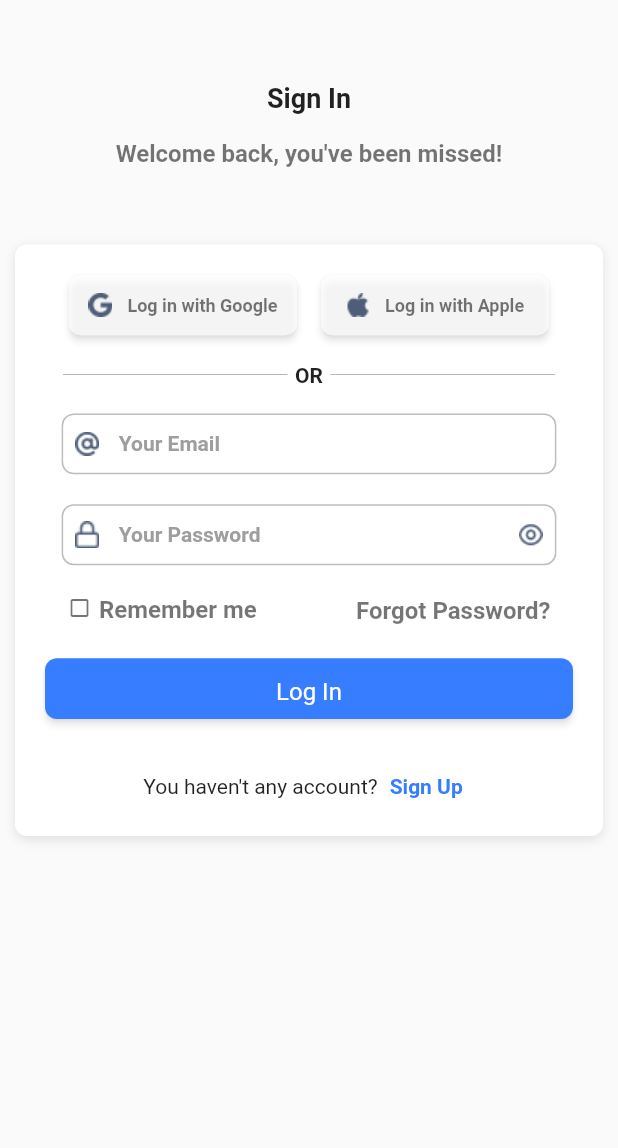
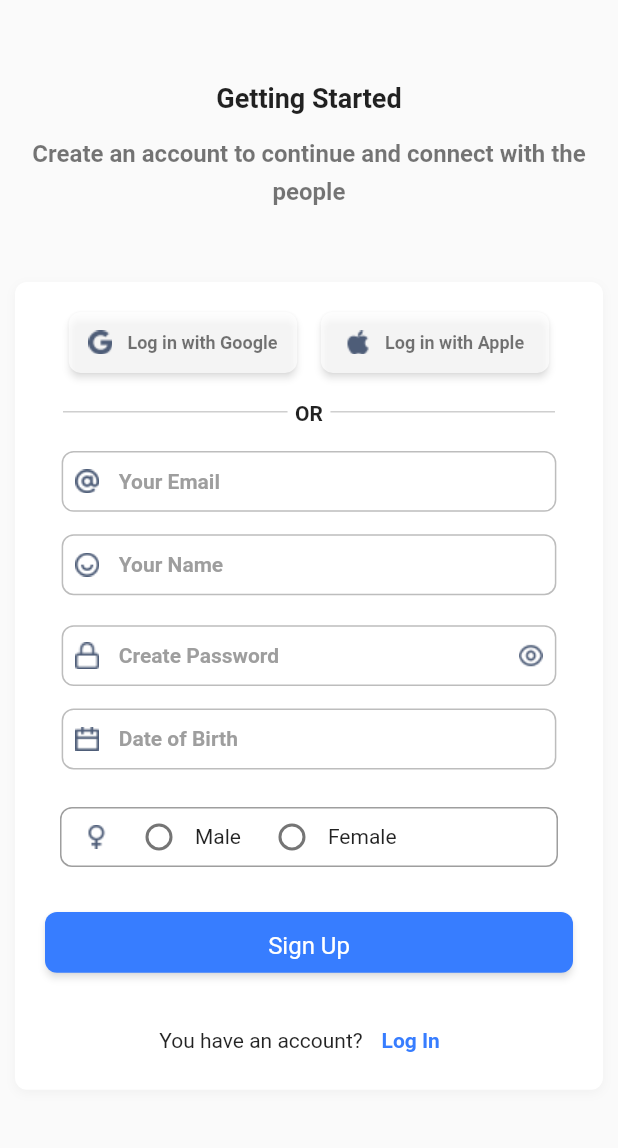
Before and after one commit to Biggo111/social_feed_task, a Flutter app: the screen it shows after launch, after a tap on "Sign Up", on a phone screen of 412 x 824 dp, the part 54-1202 px from its top. Run offline on Flutter 3.47's test engine with Material 3 defaults, Android fonts, the phone set to English and light mode, and no system bars; our stand-ins replace dio, flutter_riverpod, fluttertoast, get_it, logger, shared_preferences.

Commit message:
sign up screen

```diff
--- a/lib/core/constants/asset_path.dart
+++ b/lib/core/constants/asset_path.dart
@@ -8,4 +8,9 @@ class AssetPath {
 
   static const String showPasswordIcon = 'assets/images/icons/show_password_icon.png';
   static const String hidePasswordIcon = 'assets/images/icons/hide_password_icon.png';
+
+  static const String nameIcon = 'assets/images/icons/name_icon.png';
+  static const String calendarIcon = 'assets/images/icons/calendar_icon.png';
+  static const String maleIcon = 'assets/images/icons/male_icon.png';
+  static const String femaleIcon = 'assets/images/icons/female_icon.png';
 }
--- a/lib/features/authentication/presentation/screens/login_screen.dart
+++ b/lib/features/authentication/presentation/screens/login_screen.dart
@@ -1,3 +1,4 @@
+import 'package:flutter/cupertino.dart';
 import 'package:flutter/material.dart';
 import 'package:flutter_riverpod/flutter_riverpod.dart';
 import 'package:social_feed_task/core/constants/asset_path.dart';
@@ -6,6 +7,7 @@ import 'package:social_feed_task/core/global_components/buttons/k_button.dart';
 import 'package:social_feed_task/core/global_components/buttons/k_drop_down_button.dart';
 import 'package:social_feed_task/core/global_components/text_fields/k_text_field.dart';
 import 'package:social_feed_task/core/global_components/text_styles/app_fons.dart';
+import 'package:social_feed_task/features/authentication/presentation/screens/signup_screen.dart';
 import 'package:social_feed_task/features/authentication/presentation/viewmodels/auth_viewmodel.dart';
 
 class LoginScreen extends ConsumerStatefulWidget {
@@ -80,7 +82,7 @@ class _LoginScreenState extends ConsumerState<LoginScreen> {
                     color: AppColors.white,
                     boxShadow: [
                       BoxShadow(
-                        color: AppColors.black.withOpacity(0.1),
+                        color: AppColors.grey.withOpacity(0.1),
                         blurRadius: 5,
                         offset: const Offset(0, 2),
                       )
@@ -204,7 +206,9 @@ class _LoginScreenState extends ConsumerState<LoginScreen> {
                         children: [
                           Text("You haven't any account?", style: AppFonts.bodyMedium),
                           TextButton(
-                            onPressed: (){},
+                            onPressed: (){
+                              Navigator.push(context, CupertinoPageRoute(builder: (context) => const SignUpScreen()));
+                            },
                             child: Text("Sign Up", style: AppFonts.bodyMedium.copyWith(color: AppColors.blue, fontWeight: FontWeight.w800)),
                           ),
                         ],
--- /dev/null
+++ b/lib/features/authentication/presentation/screens/signup_screen.dart
@@ -0,0 +1,298 @@
+import 'package:flutter/cupertino.dart';
+import 'package:flutter/material.dart';
+import 'package:flutter_riverpod/flutter_riverpod.dart';
+import 'package:social_feed_task/core/constants/asset_path.dart';
+import 'package:social_feed_task/core/constants/colors_palette.dart';
+import 'package:social_feed_task/core/global_components/buttons/k_button.dart';
+import 'package:social_feed_task/core/global_components/buttons/k_drop_down_button.dart';
+import 'package:social_feed_task/core/global_components/text_fields/k_text_field.dart';
+import 'package:social_feed_task/core/global_components/text_styles/app_fons.dart';
+import 'package:social_feed_task/features/authentication/presentation/screens/login_screen.dart';
+
+class SignUpScreen extends ConsumerStatefulWidget {
+  const SignUpScreen({super.key});
+
+  @override
+  ConsumerState<ConsumerStatefulWidget> createState() => _SignUpScreenState();
+}
+
+class _SignUpScreenState extends ConsumerState<SignUpScreen> {
+  TextEditingController emailController = TextEditingController();
+  TextEditingController passwordController = TextEditingController();
+  String selectedValue = 'English';
+  String? _selectedGender;
+
+  @override
+  Widget build(BuildContext context) {
+    return Scaffold(
+      body: SafeArea(
+        child: Padding(
+          padding: const EdgeInsets.all(10.0),
+          child: SingleChildScrollView(
+            child: Column(
+              mainAxisAlignment: MainAxisAlignment.start,
+              children: [
+                Row(
+                  mainAxisAlignment: MainAxisAlignment.spaceBetween,
+                  children: [
+                    Row(
+                      crossAxisAlignment: CrossAxisAlignment.start,
+                      children: [
+                        Image.asset(AssetPath.meetmaxLogo, fit: BoxFit.contain),
+                        const SizedBox(width: 5),
+                        Text("MeetMax",
+                            style: AppFonts.bodyRegular12.copyWith(
+                                color: AppColors.black,
+                                fontWeight: FontWeight.w800,
+                                fontSize: 16)),
+                      ],
+                    ),
+                    KDropdownButton(
+                      value: selectedValue,
+                      items: [
+                        DropdownMenuItem(
+                            value: 'English',
+                            child:
+                                Text('Option 1', style: AppFonts.bodyRegular)),
+                        DropdownMenuItem(
+                            value: 'Bangla',
+                            child:
+                                Text('Option 2', style: AppFonts.bodyRegular)),
+                        DropdownMenuItem(
+                            value: 'German',
+                            child:
+                                Text('Option 3', style: AppFonts.bodyRegular)),
+                      ],
+                      onChanged: (value) {
+                        setState(() {
+                          selectedValue = value!;
+                        });
+                      },
+                      width: 200.0,
+                      height: 25.0,
+                      backgroundColor: Colors.white,
+                      textStyle: AppFonts.bodyRegular,
+                      borderColor: AppColors.white,
+                      hint: selectedValue,
+                    )
+                  ],
+                ),
+                const SizedBox(height: 50),
+                Text("Getting Started", style: AppFonts.heading3Bold),
+                const SizedBox(height: 10),
+                Text(
+                    "Create an account to continue and connect with the people",
+                    textAlign: TextAlign.center,
+                    style: AppFonts.bodyBold
+                        .copyWith(color: AppColors.black54, fontSize: 16)),
+                const SizedBox(height: 50),
+                Container(
+                  padding:
+                      const EdgeInsets.symmetric(horizontal: 20, vertical: 10),
+                  decoration: BoxDecoration(
+                    color: AppColors.white,
+                    boxShadow: [
+                      BoxShadow(
+                        color: AppColors.grey.withOpacity(0.1),
+                        blurRadius: 5,
+                        offset: const Offset(0, 2),
+                      )
+                    ],
+                    borderRadius: BorderRadius.circular(8),
+                  ),
+                  child: Column(
+                    children: [
+                      const SizedBox(height: 10),
+                      Row(
+                        mainAxisAlignment: MainAxisAlignment.spaceEvenly,
+                        children: [
+                          KButton(
+                            text: 'Log in with Google',
+                            onPressed: () {},
+                            width: 300,
+                            height: 40,
+                            padding: const EdgeInsets.symmetric(horizontal: 10),
+                            icon: Image.asset(AssetPath.googleIcon,
+                                width: 16, fit: BoxFit.contain),
+                            textStyle: AppFonts.bodyBold.copyWith(
+                                color: AppColors.black54,
+                                fontSize: 12,
+                                fontWeight: FontWeight.bold),
+                            backgroundColor: AppColors.white70,
+                          ),
+                          KButton(
+                            text: 'Log in with Apple',
+                            onPressed: () {},
+                            width: 300,
+                            height: 40,
+                            padding: const EdgeInsets.symmetric(horizontal: 10),
+                            icon: Image.asset(AssetPath.appleIcon,
+                                width: 16, fit: BoxFit.contain),
+                            textStyle: AppFonts.bodyBold.copyWith(
+                                color: AppColors.black54,
+                                fontSize: 12,
+                                fontWeight: FontWeight.bold),
+                            backgroundColor: AppColors.white70,
+                          )
+                        ],
+                      ),
+                      const SizedBox(height: 15),
+                      Row(
+                        children: [
+                          Expanded(
+                            child: Divider(
+                              color: AppColors.grey,
+                              thickness: 0.5,
+                              indent: 12,
+                              endIndent: 5,
+                            ),
+                          ),
+                          Text("OR", style: AppFonts.bodyBold),
+                          Expanded(
+                            child: Divider(
+                              color: AppColors.grey,
+                              thickness: 0.5,
+                              indent: 5,
+                              endIndent: 12,
+                            ),
+                          ),
+                        ],
+                      ),
+                      const SizedBox(height: 15),
+                      KTextField(
+                        width: 650,
+                        height: 40,
+                        hintText: 'Your Email',
+                        controller: emailController,
+                        keyboardType: TextInputType.emailAddress,
+                        borderColor: AppColors.black26,
+                        textStyle: AppFonts.bodyBold,
+                        icon: Image.asset(AssetPath.mailIcon,
+                            width: 16, fit: BoxFit.contain),
+                      ),
+                      const SizedBox(height: 15),
+                      KTextField(
+                        width: 650,
+                        height: 40,
+                        hintText: 'Your Name',
+                        controller: emailController,
+                        keyboardType: TextInputType.emailAddress,
+                        borderColor: AppColors.black26,
+                        textStyle: AppFonts.bodyBold,
+                        icon: Image.asset(AssetPath.nameIcon,
+                            width: 16, fit: BoxFit.contain),
+                      ),
+                      const SizedBox(height: 20),
+                      KTextField(
+                        width: 650,
+                        height: 40,
+                        hintText: 'Create Password',
+                        controller: passwordController,
+                        keyboardType: TextInputType.emailAddress,
+                        textStyle: AppFonts.bodyBold,
+                        borderColor: AppColors.black26,
+                        icon: Image.asset(AssetPath.lockIcon,
+                            width: 16, fit: BoxFit.contain),
+                        showPassword: true,
+                        // obscureText: authState.passwordVisible,
+                        // onTogglePasswordVisibility: authController.togglePasswordVisibility,
+                      ),
+                      const SizedBox(height: 15),
+                      KTextField(
+                        width: 650,
+                        height: 40,
+                        hintText: 'Date of Birth',
+                        controller: emailController,
+                        keyboardType: TextInputType.emailAddress,
+                        borderColor: AppColors.black26,
+                        textStyle: AppFonts.bodyBold,
+                        icon: Image.asset(AssetPath.calendarIcon,
+                            width: 16, fit: BoxFit.contain),
+                      ),
+                      const SizedBox(height: 15),
+                      Padding(
+                        padding: const EdgeInsets.all(10.0),
+                        child: Container(
+                            width: 650,
+                            height: 40,
+                            decoration: BoxDecoration(
+                              border: Border.all(color: AppColors.grey),
+                              borderRadius: BorderRadius.circular(8),
+                            ),
+                            child: Padding(
+                              padding:
+                                  const EdgeInsets.symmetric(horizontal: 15),
+                              child: Row(
+                                children: [
+                                  Image.asset(_selectedGender=='Male' ? AssetPath.maleIcon : AssetPath.femaleIcon,
+                                      width: 16, fit: BoxFit.contain),
+                                  const SizedBox(width: 10),
+                                  Row(
+                                    children: [
+                                      Radio<String>(
+                                        value: 'Male',
+                                        groupValue: _selectedGender,
+                                        onChanged: (value) {
+                                          setState(() {
+                                            _selectedGender = value;
+                                          });
+                                        },
+                                      ),
+                                      const Text('Male'),
+                                      const SizedBox(width: 10),
+                                      Radio<String>(
+                                        value: 'Female',
+                                        groupValue: _selectedGender,
+                                        onChanged: (value) {
+                                          setState(() {
+                                            _selectedGender = value;
+                                          });
+                                        },
+                                      ),
+                                      const Text('Female'),
+                                    ],
+                                  ),
+                                ],
+                              ),
+                            )),
+                      ),
+                      const SizedBox(height: 20),
+                      KButton(
+                        text: 'Sign Up',
+                        onPressed: () {
+                          // authController.login(emailController.text.trim(), passwordController.text.trim());
+                        },
+                        height: 40,
+                        backgroundColor: AppColors.blue,
+                        textStyle: AppFonts.bodyRegular
+                            .copyWith(color: AppColors.white, fontSize: 16),
+                        padding: const EdgeInsets.symmetric(horizontal: 12),
+                      ),
+                      const SizedBox(height: 20),
+                      Row(
+                        mainAxisAlignment: MainAxisAlignment.center,
+                        children: [
+                          Text("You have an account?",
+                              style: AppFonts.bodyMedium),
+                          TextButton(
+                            onPressed: () {
+                              Navigator.push(context, CupertinoPageRoute(builder: (context) => const LoginScreen()));
+                            },
+                            child: Text("Log In",
+                                style: AppFonts.bodyMedium.copyWith(
+                                    color: AppColors.blue,
+                                    fontWeight: FontWeight.w800)),
+                          ),
+                        ],
+                      ),
+                    ],
+                  ),
+                )
+              ],
+            ),
+          ),
+        ),
+      ),
+    );
+  }
+}
--- /dev/null
+++ b/lib/utils/enums/enums.dart
@@ -0,0 +1 @@
+enum Gender {male, female}
```
Also changed, not shown: assets/images/icons/calendar_icon.png (added), assets/images/icons/female_icon.png (added), assets/images/icons/male_icon.png (added), assets/images/icons/name_icon.png (added).
